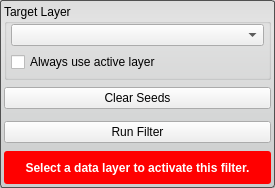
Before: the Qt Designer form src/Interface/ToolInterface/NeighborhoodConnectedFilterInterface.ui in SCIInstitute/Seg3D, drawn with Qt 5.
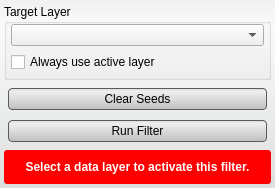
After: the same form once the commit is applied. Custom widgets are drawn as their Qt base class.

```diff
--- a/src/Interface/ToolInterface/NeighborhoodConnectedFilterInterface.ui
+++ b/src/Interface/ToolInterface/NeighborhoodConnectedFilterInterface.ui
@@ -34,8 +34,29 @@
   <property name="styleSheet">
    <string notr="true">QWidget#NeighborhoodConnectedFilterInterface{
   border-radius: 3px;
-  border: 1px solid rgb(80, 80,80);
-  background-color: qlineargradient(spread:pad, x1:0.5, y1:0, x2:0.5, y2:0.960227, stop:0 rgba(221, 221, 221, 255), stop:0.155779 rgba(228, 228, 228, 255), stop:1 rgba(202, 204, 204, 255));      
+  background-color: qlineargradient(spread:pad, x1:0.5, y1:0, x2:0.5, y2:0.960227, stop:0 rgba(241, 241, 241, 255), stop:0.155779 rgba(250, 250, 250, 255), stop:1 rgba(222, 224, 224, 255));       
+}
+
+
+QPushButton{
+  background-color: qlineargradient(spread:pad, x1:0.5, y1:0, x2:0.5, y2:0.960227, stop:0 rgba(221, 221, 221, 255), stop:0.155779 rgba(238, 238, 238, 255), stop:1 rgba(192, 194, 194, 255));
+  border-radius: 4px;
+  border: 1px solid rgb(90, 90, 90);
+  margin:4px;
+}
+
+QPushButton:hover{
+  background-color: qlineargradient(spread:pad, x1:0.5, y1:0, x2:0.5, y2:1, stop:0 rgba(195, 195, 195, 255), stop:0.253769 rgba(206, 206, 206, 255), stop:1 rgba(185, 185, 185, 255));
+  border-radius: 4px;
+  border: 1px solid rgb(90, 90, 90);
+  margin:4px;
+}
+
+QPushButton:pressed{
+  background-color: qlineargradient(spread:pad, x1:0.5, y1:0, x2:0.5, y2:1, stop:0 rgba(150, 150, 150, 255), stop:0.753769 rgba(206, 206, 206, 255), stop:1 rgba(185, 185, 185, 255));
+  border-radius: 4px;
+  border: 1px solid rgb(90, 90, 90);
+  margin:4px;
 }</string>
   </property>
   <layout class="QVBoxLayout" name="verticalLayout">
@@ -118,16 +139,16 @@
      <property name="minimumSize">
       <size>
        <width>0</width>
-       <height>32</height>
+       <height>66</height>
       </size>
      </property>
      <property name="maximumSize">
       <size>
        <width>16777215</width>
-       <height>32</height>
+       <height>66</height>
       </size>
      </property>
-     <layout class="QHBoxLayout" name="horizontalLayout_2">
+     <layout class="QVBoxLayout" name="verticalLayout_2">
       <property name="spacing">
        <number>0</number>
       </property>
@@ -142,29 +163,17 @@
           <verstretch>0</verstretch>
          </sizepolicy>
         </property>
+        <property name="minimumSize">
+         <size>
+          <width>0</width>
+          <height>30</height>
+         </size>
+        </property>
         <property name="text">
          <string>Clear Seeds</string>
         </property>
        </widget>
       </item>
-     </layout>
-    </widget>
-   </item>
-   <item>
-    <widget class="QWidget" name="widget_2" native="true">
-     <property name="minimumSize">
-      <size>
-       <width>0</width>
-       <height>32</height>
-      </size>
-     </property>
-     <layout class="QHBoxLayout" name="horizontalLayout">
-      <property name="spacing">
-       <number>0</number>
-      </property>
-      <property name="margin">
-       <number>0</number>
-      </property>
       <item>
        <widget class="QPushButton" name="run_filter_button_">
         <property name="sizePolicy">
@@ -173,6 +182,12 @@
           <verstretch>0</verstretch>
          </sizepolicy>
         </property>
+        <property name="minimumSize">
+         <size>
+          <width>0</width>
+          <height>30</height>
+         </size>
+        </property>
         <property name="text">
          <string>Run Filter</string>
         </property>
```
